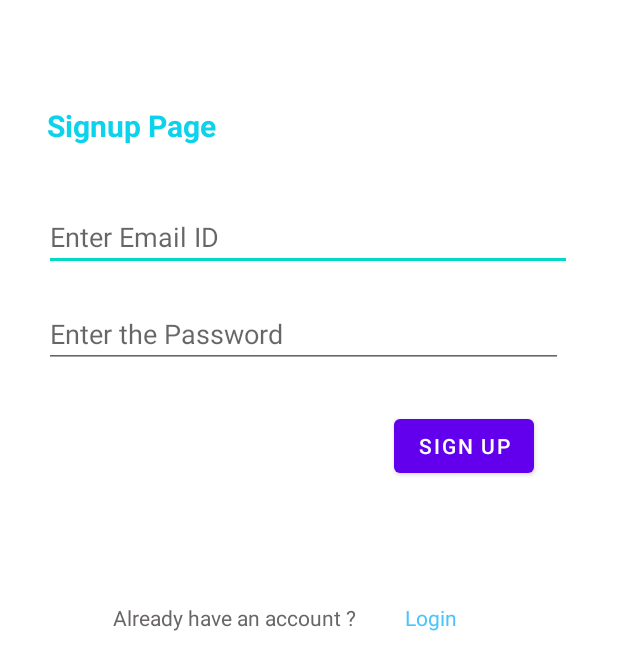
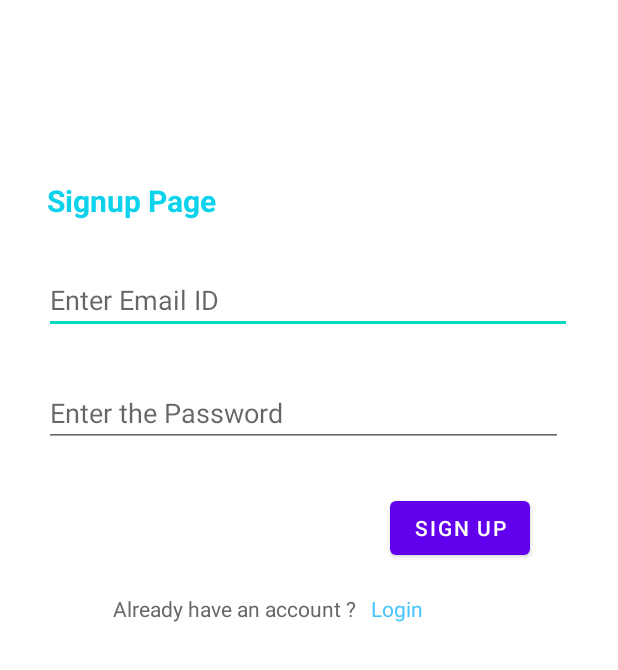
Before and after one commit to Ethical-coder/Donors_App, an Android app: the SignupActivity screen opened directly, with no data from a screen before it, on a phone screen of 412 x 824 dp. Shown: the top 670 px of the screen. Run offline under Robolectric (Android 15) with nearby library versions, the light colour scheme and no system bars; our stand-ins replace Firebase (no records; nobody signed in at launch, a user with empty details on screens opened directly).

Commit message:
Improved layout of the authentication pages.

```diff
--- a/android_application/app/src/main/res/layout/activity_signup.xml
+++ b/android_application/app/src/main/res/layout/activity_signup.xml
@@ -1,11 +1,12 @@
 <?xml version="1.0" encoding="utf-8"?>
-<RelativeLayout
+<LinearLayout
     xmlns:android="http://schemas.android.com/apk/res/android"
     xmlns:app="http://schemas.android.com/apk/res-auto"
     xmlns:tools="http://schemas.android.com/tools"
     android:layout_width="match_parent"
     android:layout_height="match_parent"
-    tools:context=".activity.LoginActivity">
+    tools:context=".activity.LoginActivity"
+    android:orientation="vertical">
 
 
     <TextView
@@ -16,7 +17,7 @@
         android:layout_alignParentTop="true"
         android:layout_marginStart="31dp"
         android:layout_marginLeft="31dp"
-        android:layout_marginTop="70dp"
+        android:layout_marginTop="120dp"
         android:text="Signup Page"
         android:textStyle="bold"
         android:textColor="#0CD2EC"
@@ -32,7 +33,7 @@
         android:layout_centerHorizontal="true"
         android:layout_marginStart="29dp"
         android:layout_marginLeft="29dp"
-        android:layout_marginTop="135dp"
+        android:layout_marginTop="30dp"
         android:ems="10"
         android:hint="Enter Email ID"
         android:inputType="textEmailAddress" />
@@ -47,7 +48,7 @@
         android:layout_centerHorizontal="true"
         android:layout_marginStart="29dp"
         android:layout_marginLeft="29dp"
-        android:layout_marginTop="200dp"
+        android:layout_marginTop="30dp"
         android:ems="10"
         android:hint="Enter the Password"
         android:inputType="textPassword" />
@@ -59,15 +60,20 @@
         android:layout_alignParentTop="true"
         android:layout_alignParentEnd="true"
         android:layout_alignParentRight="true"
-        android:layout_marginTop="273dp"
+        android:layout_marginTop="30dp"
+        android:layout_marginStart="260dp"
         android:layout_marginEnd="56dp"
         android:layout_marginRight="56dp"
         android:text="Sign Up" />
-
+    <LinearLayout
+        android:layout_width="wrap_content"
+        android:layout_height="wrap_content"
+        android:orientation="horizontal"
+        android:layout_marginTop="20dp">
         <TextView
             android:id="@+id/LoginNavText"
-        android:layout_width="wrap_content"
-        android:layout_height="wrap_content"
+            android:layout_width="match_parent"
+            android:layout_height="match_parent"
             android:layout_alignParentStart="true"
             android:layout_alignParentLeft="true"
             android:layout_centerVertical="true"
@@ -83,9 +89,9 @@
             android:layout_alignParentEnd="true"
             android:layout_alignParentRight="true"
             android:layout_centerVertical="true"
-        android:layout_marginEnd="107dp"
-        android:layout_marginRight="107dp"
+            android:layout_marginStart="10dp"
             android:text="Login"
             android:textColor="#49C5FD" />
+    </LinearLayout>
 
-</RelativeLayout>
+</LinearLayout>
```
Also changed, not shown: android_application/app/src/main/res/layout/activity_login.xml (+18 -12 lines). Lines whose indentation alone changed are shown as unchanged.
